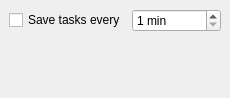
Qt form ktimetracker/cfgstorage.ui (chusopr/kdepim-ktimetracker-akonadi) before a commit.
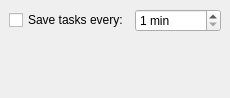
The same form after that commit.

Patch:
```diff
--- a/ktimetracker/cfgstorage.ui
+++ b/ktimetracker/cfgstorage.ui
@@ -25,7 +25,7 @@
    <item row="0" column="0" >
     <widget class="QCheckBox" name="kcfg_autoSave" >
      <property name="text" >
-      <string>Save tasks every</string>
+      <string>Save tasks every:</string>
      </property>
     </widget>
    </item>
```
